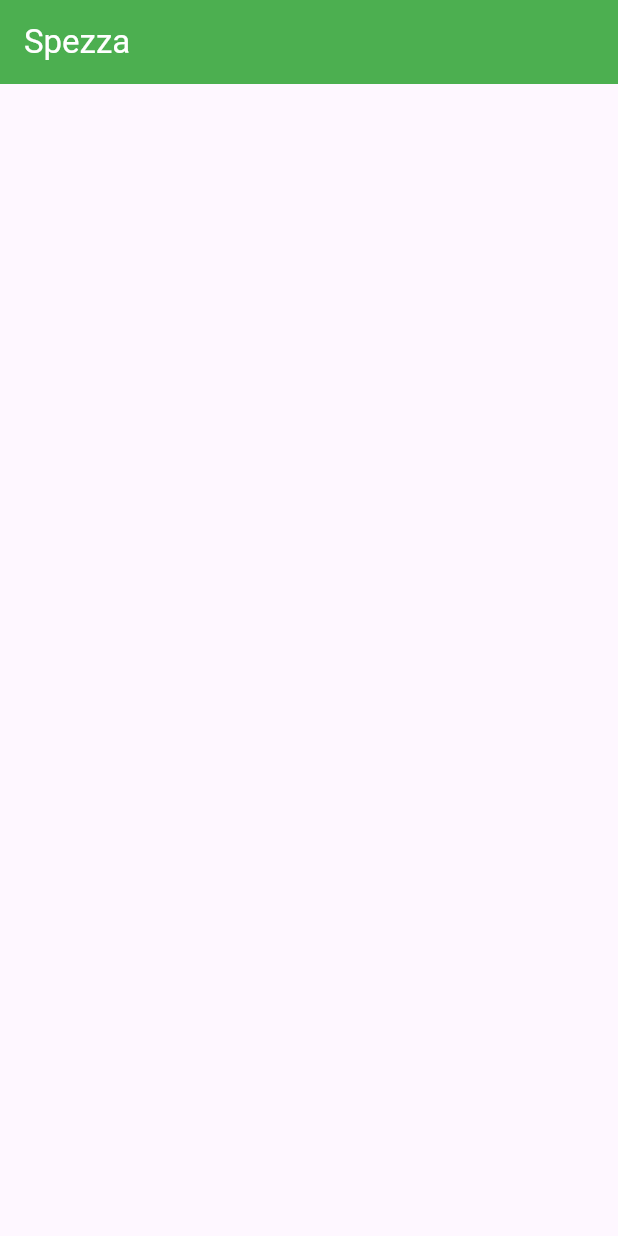
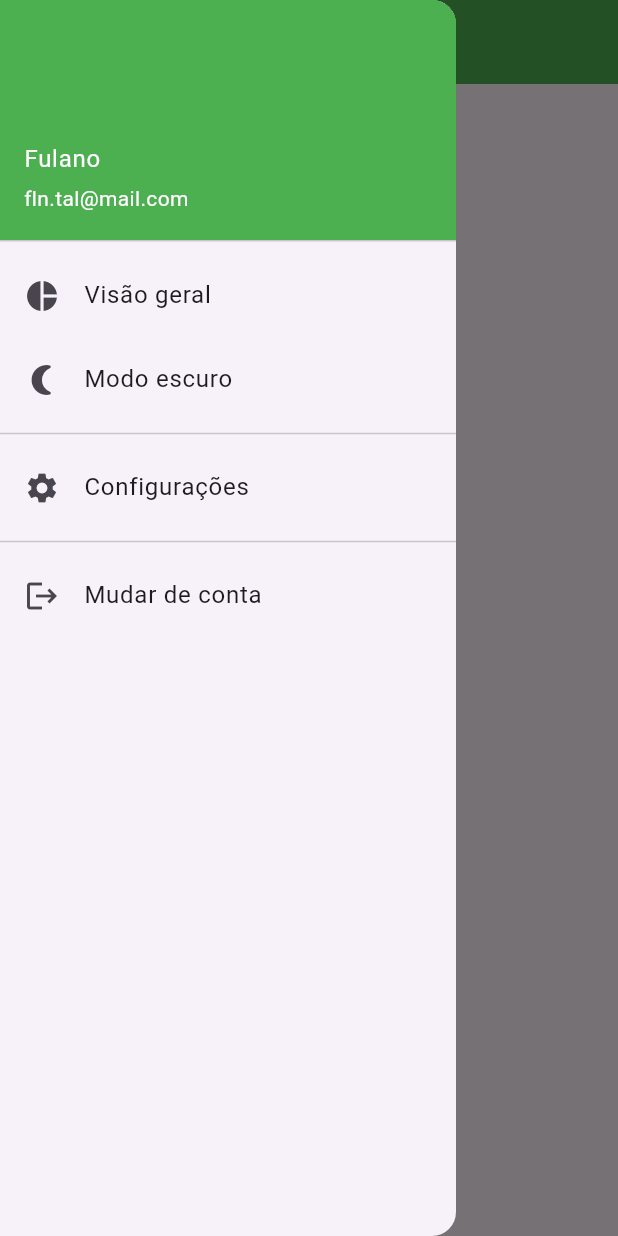
Before and after one commit to KukoBerry/Spezza, a Flutter app: the screen it shows after launch, with the side drawer open (before the commit the screen has no drawer), on a phone screen of 412 x 824 dp. Run offline on Flutter 3.47's test engine with Material 3 defaults, Android fonts, the phone set to English and light mode, and no system bars; our stand-ins replace flutter_riverpod, riverpod_annotation, supabase_flutter; accounts and stored records are empty; generated files the repository leaves out were written again.

Commit message:
FEAT: adicionar sidebar (sem integração)

```diff
--- a/spezza/lib/main.dart
+++ b/spezza/lib/main.dart
@@ -1,6 +1,7 @@
 import 'package:flutter/material.dart';
 import 'package:spezza/model/dto/goal_expense.dart';
 import 'package:spezza/shared/repositories/goal_repository.dart';
+import 'package:spezza/sidebar.dart';
 import 'package:supabase_flutter/supabase_flutter.dart';
 import 'package:flutter_riverpod/flutter_riverpod.dart';
 import 'package:spezza/shared/supabase_config/supabase_credentials.dart';
@@ -28,6 +29,7 @@ class MyApp extends ConsumerWidget {
         ),
       ),
       home: Scaffold(
+        drawer: Sidebar(),
         appBar: AppBar(title: const Text('Spezza')),
         body: Column(),
       ),
--- /dev/null
+++ b/spezza/lib/sidebar.dart
@@ -0,0 +1,45 @@
+import 'package:flutter/material.dart';
+
+class Sidebar extends StatelessWidget {
+  const Sidebar({super.key});
+
+  @override
+  Widget build(BuildContext context) {
+    return Drawer(
+      child: ListView(
+        padding: EdgeInsets.zero,
+        children: [
+          UserAccountsDrawerHeader(
+              accountName: Text('Fulano'),
+              accountEmail: Text('fln.tal@mail.com'),
+              decoration: BoxDecoration(
+                color: Colors.green
+              ),
+          ),
+          ListTile(
+            leading: Icon(Icons.pie_chart),
+            title: Text('Visão geral'),
+            onTap: () => print('Ou overview; Muda pra Gráficos Gerais'),
+          ),
+          ListTile(
+            leading: Icon(Icons.nightlight_round),
+            title: Text('Modo escuro'),
+            onTap: () => print('Faz toggle de modo escuro'),
+          ),
+          Divider(),
+          ListTile(
+            leading: Icon(Icons.settings),
+            title: Text('Configurações'),
+            onTap: () => print('lol q configurações?'),
+          ),
+          Divider(),
+          ListTile(
+            leading: Icon(Icons.logout),
+            title: Text('Mudar de conta'),
+            onTap: () => print('Bem intuitivo'),
+          )
+        ],
+      )
+    );
+  }
+}
```
